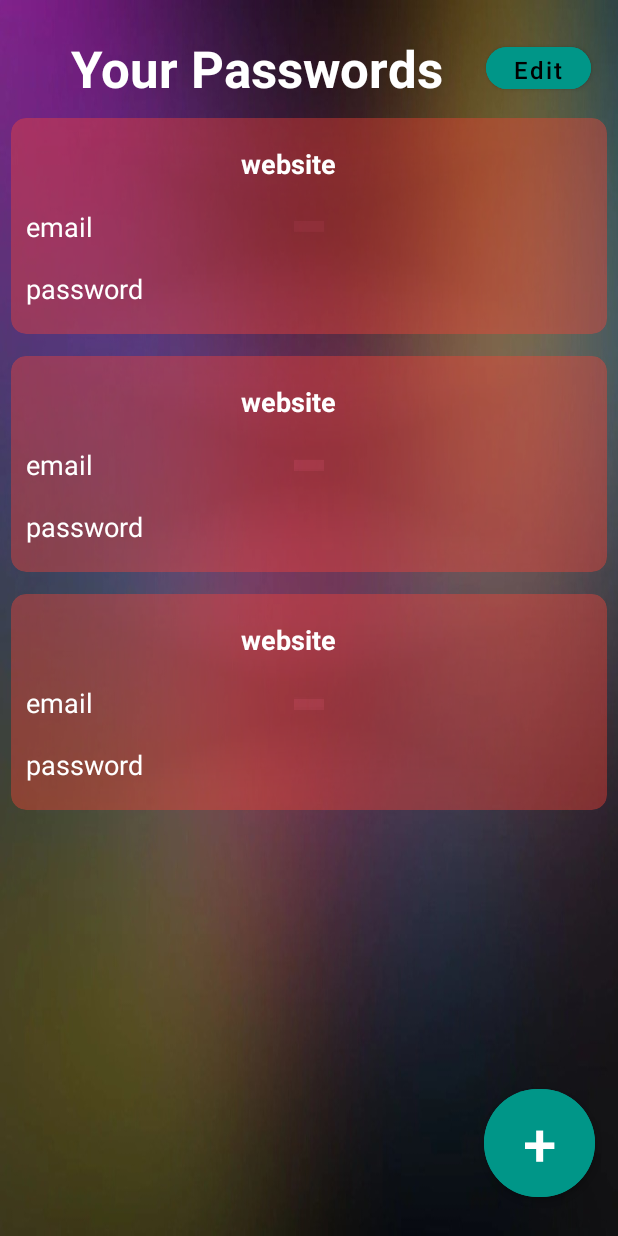
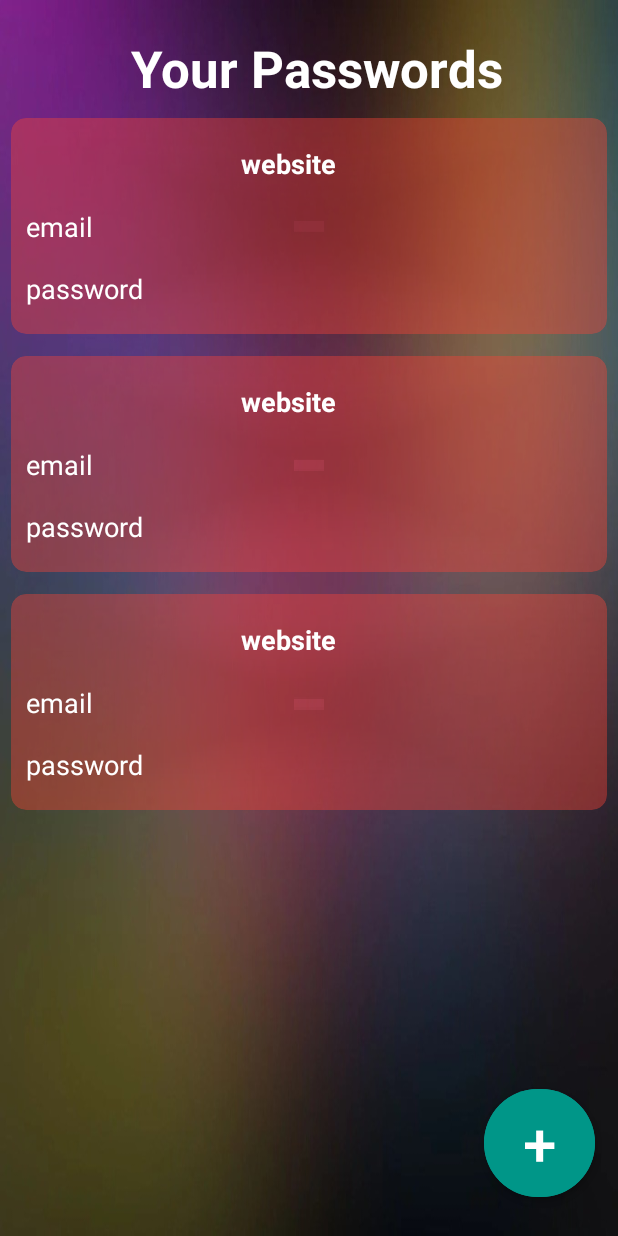
Before and after one commit to darshsingh116/PassKeep, an Android app: the layout activity_main.xml on its own in the app's theme, with its tools: preview values and no code run, on a phone screen of 412 x 824 dp. Run offline under Robolectric (Android 15) with nearby library versions, the phone set to English and light mode, and no system bars.

Commit message:
modified more layout 2

```diff
--- a/app/src/main/java/com/example/passkeep/Adapter.kt
+++ b/app/src/main/java/com/example/passkeep/Adapter.kt
@@ -25,9 +25,9 @@ class Adapter(var data: List<CardInfo>) : RecyclerView.Adapter<Adapter.viewHolde
     }
 
     override fun onBindViewHolder(holder: viewHolder, position: Int) {
-        val colours = arrayListOf<String>("#FF5722", "#FFC107", "#8BC34A")
+ /*       val colours = arrayListOf<String>("#FF5722", "#FFC107", "#8BC34A")
         val randomGen = colours.random()
-        holder.layout.setBackgroundColor(Color.parseColor("$randomGen"))
+        holder.layout.setBackgroundColor(Color.parseColor("$randomGen"))*/
         holder.website.text = "Website: " + data[position].website
         holder.email.text = "Username: " + data[position].email
         holder.password.text = "Password: " + data[position].password
--- a/app/src/main/java/com/example/passkeep/SplashScreen.kt
+++ b/app/src/main/java/com/example/passkeep/SplashScreen.kt
@@ -23,7 +23,7 @@ class SplashScreen : AppCompatActivity() {
         }
         //done
         Handler(Looper.getMainLooper()).postDelayed({
-            val intent = Intent(this, Authentication::class.java)
+            val intent = Intent(this, MainActivity::class.java)
             startActivity(intent)
         }, 2000)
     }
--- a/app/src/main/res/layout/activity_main.xml
+++ b/app/src/main/res/layout/activity_main.xml
@@ -27,7 +27,7 @@
             android:textColor="@color/white"
             android:textSize="34sp"
             android:textStyle="bold" />
-
+<!--
         <Button
             android:id="@+id/EditDel"
             android:layout_width="70dp"
@@ -53,7 +53,7 @@
             android:textColor="@color/black"
             android:textSize="16sp"
             android:visibility="gone"
-            app:cornerRadius="20sp" />
+            app:cornerRadius="20sp" />-->
     </LinearLayout>
 
     <FrameLayout
--- a/app/src/main/res/layout/view.xml
+++ b/app/src/main/res/layout/view.xml
@@ -52,6 +52,13 @@
                 android:textColor="@color/white"
                 android:textSize="18sp" />
 
+<!--            <CheckBox
+                android:id="@+id/checkBox"
+                android:layout_width="match_parent"
+                android:layout_height="wrap_content"
+                android:visibility="gone"
+                android:text="CheckBox" />-->
+
         </LinearLayout>
     </androidx.cardview.widget.CardView>
 
```
Also changed, not shown: app/src/main/java/com/example/passkeep/MainActivity.kt (+4 -3 lines).
